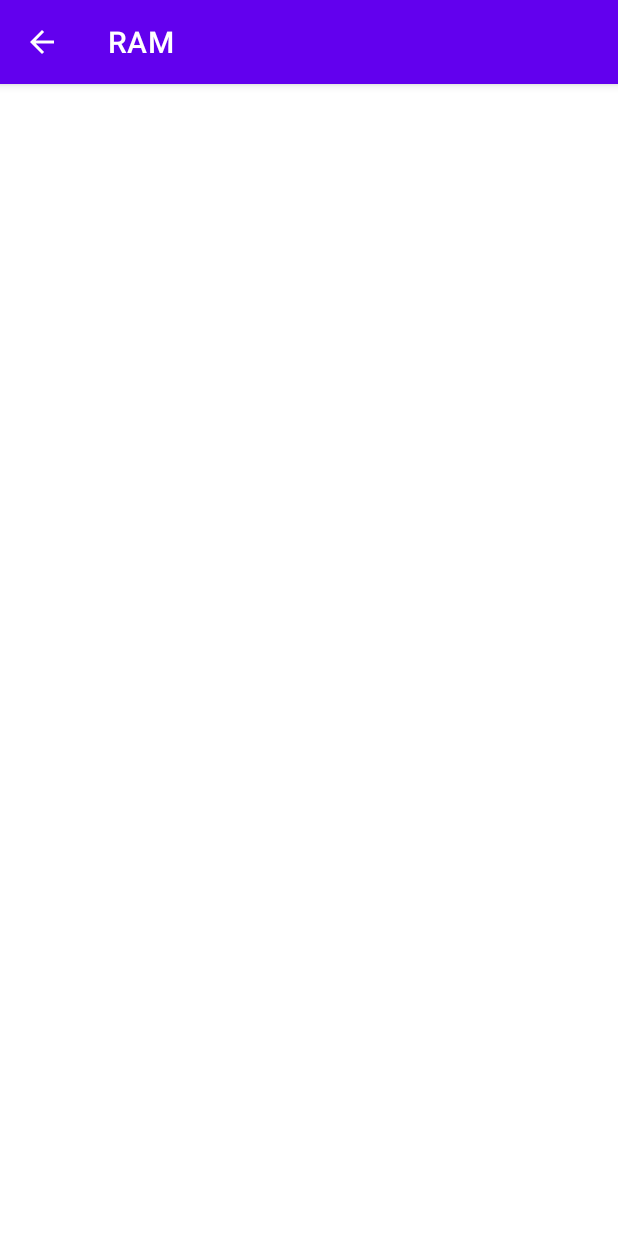
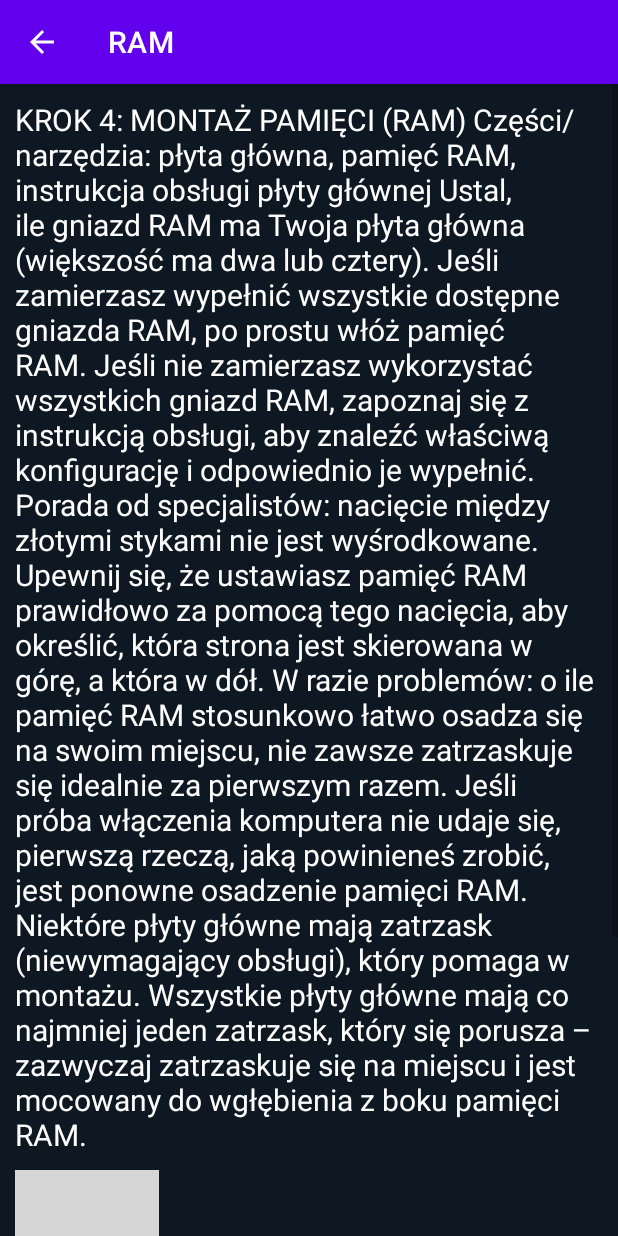
Before and after one commit to kamil-jackiewicz/PCB, an Android app: the ramActivity screen opened directly, with no data from a screen before it, on a phone screen of 412 x 824 dp. Run offline under Robolectric (Android 15) with nearby library versions, the phone set to English and light mode, and no system bars; grey boxes are pictures that could not be loaded.

```diff
--- a/app/src/main/res/layout/activity_ram.xml
+++ b/app/src/main/res/layout/activity_ram.xml
@@ -1,9 +1,46 @@
 <?xml version="1.0" encoding="utf-8"?>
-<androidx.constraintlayout.widget.ConstraintLayout xmlns:android="http://schemas.android.com/apk/res/android"
+<ScrollView xmlns:android="http://schemas.android.com/apk/res/android"
     xmlns:app="http://schemas.android.com/apk/res-auto"
     xmlns:tools="http://schemas.android.com/tools"
     android:layout_width="match_parent"
-    android:layout_height="match_parent"
-    tools:context=".ramActivity">
+    android:layout_height="match_parent">
 
-</androidx.constraintlayout.widget.ConstraintLayout>
+    <androidx.constraintlayout.widget.ConstraintLayout
+        android:layout_width="match_parent"
+        android:layout_height="wrap_content"
+        android:background="#0E1822"
+        tools:context=".ramActivity">
+
+
+        <LinearLayout
+            android:layout_width="match_parent"
+            android:layout_height="match_parent"
+            android:layout_margin="10dp"
+            android:orientation="vertical"
+            app:layout_constraintBottom_toBottomOf="parent"
+            app:layout_constraintEnd_toEndOf="parent"
+            app:layout_constraintStart_toStartOf="parent"
+            app:layout_constraintTop_toTopOf="parent">
+
+            <TextView
+                android:id="@+id/disk_description"
+                android:layout_width="wrap_content"
+                android:layout_height="wrap_content"
+                android:text="@string/ram_description1"
+                android:textColor="@color/white"
+                android:textSize="20dp" />
+
+            <ImageView
+                android:id="@+id/disk_mounting_image"
+                android:layout_width="wrap_content"
+                android:layout_height="303dp"
+                android:layout_marginTop="10dp"
+                android:contentDescription="montowanie_ramu"
+                app:srcCompat="@drawable/ram_mounting" />
+
+
+
+        </LinearLayout>
+
+    </androidx.constraintlayout.widget.ConstraintLayout>
+</ScrollView>
--- a/app/src/main/res/values/strings.xml
+++ b/app/src/main/res/values/strings.xml
@@ -179,4 +179,29 @@ Porada od specjalistów: podczas mocowania układu chłodzącego do płyty głó
 
 W razie problemów: jeśli popełnisz błąd podczas montażu, nie panikuj. Usuń pastę termiczną (zarówno z rozpraszacza ciepła, jak i układu chłodzącego procesora) i ponownie ją nałóż, by ponownie dokonać montażu.
     </string>
+    <string name="ram_description1">KROK 4: MONTAŻ PAMIĘCI (RAM)
+Części/narzędzia: płyta główna, pamięć RAM, instrukcja obsługi płyty głównej
+
+Ustal, ile gniazd RAM ma Twoja płyta główna (większość ma dwa lub cztery). Jeśli zamierzasz wypełnić wszystkie dostępne gniazda RAM, po prostu włóż pamięć RAM. Jeśli nie zamierzasz wykorzystać wszystkich gniazd RAM, zapoznaj się z instrukcją obsługi, aby znaleźć właściwą konfigurację i odpowiednio je wypełnić.
+
+
+Porada od specjalistów: nacięcie między złotymi stykami nie jest wyśrodkowane. Upewnij się, że ustawiasz pamięć RAM prawidłowo za pomocą tego nacięcia, aby określić, która strona jest skierowana w górę, a która w dół.
+
+W razie problemów: o ile pamięć RAM stosunkowo łatwo osadza się na swoim miejscu, nie zawsze zatrzaskuje się idealnie za pierwszym razem. Jeśli próba włączenia komputera nie udaje się, pierwszą rzeczą, jaką powinieneś zrobić, jest ponowne osadzenie pamięci RAM. Niektóre płyty główne mają zatrzask (niewymagający obsługi), który pomaga w montażu. Wszystkie płyty główne mają co najmniej jeden zatrzask, który się porusza – zazwyczaj zatrzaskuje się na miejscu i jest mocowany do wgłębienia z boku pamięci RAM.</string>
+    <string name="psu_description1">
+        KROK 5: MONTAŻ ZASILACZA
+
+Części/narzędzia: zasilacz, obudowa, kable zasilacza, wkrętak krzyżakowy #2
+
+Rozpakuj zasilacz (lub po wykonaniu testu odłącz go od komponentów) i odłóż jego kable na bok (jeśli możesz).
+
+Spójrz na obudowę i sprawdź, gdzie ma zostać zamontowany zasilacz (prawdopodobnie na dole, blisko tylnej ścianki) i jak można go zorientować. Najlepiej ustawić zasilacz tak, aby jego wentylator był skierowany na zewnątrz obudowy (przez otwór wentylacyjny). Jeśli otwór wentylacyjny znajduje się na dole obudowy, możesz zamontować zasilacz do góry nogami, o ile dolny otwór wentylacyjny zapewni przyzwoity przepływ powietrza po zakończeniu składania komputera.
+
+Jeśli obudowa nie posiada otworów wentylacyjnych, zamontuj zasilacz w taki sposób, aby wentylator był skierowany do góry (do środka obudowy) i upewnij się, że ma wystarczająco dużo wolnego miejsca.
+    </string>
+    <string name="psu_description2">
+        Przymocuj zasilacz do obudowy za pomocą czterech śrubek dostarczonych z zasilaczem.
+
+Jeśli używasz zasilacza niemodułowego lub półmodułowego, nadeszła pora na przeprowadzenie zamocowanych kabli przez obudowę do miejsca, w którym mają się kończyć (skorzystaj z rozwiązań do zarządzania kablami, jeśli Twoja obudowa je posiada).
+    </string>
 </resources>
```
Also changed, not shown: app/src/main/res/layout/activity_psu.xml (+47 -4 lines).
